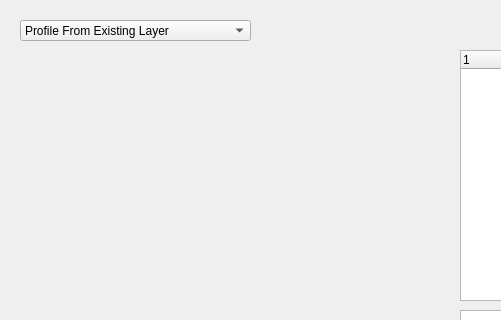
First picture: the form in profile/profileViewer.ui, repository sythenA/SRH2D-TEC-Viewer, before the edit; both pictures show x 0 to 501 and y 0 to 320 of the 799 by 519 pixel window.
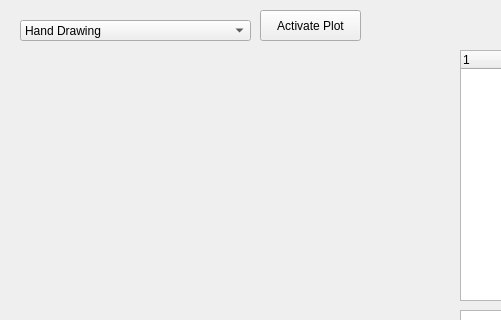
Second picture: the form after the edit.

```diff
--- a/profile/profileViewer.ui
+++ b/profile/profileViewer.ui
@@ -24,7 +24,7 @@
    </property>
    <item>
     <property name="text">
-     <string>Profile From Existing Layer</string>
+     <string>Hand Drawing</string>
     </property>
    </item>
    <item>
@@ -119,6 +119,19 @@
     </item>
    </layout>
   </widget>
+  <widget class="QPushButton" name="reActivateBtn">
+   <property name="geometry">
+    <rect>
+     <x>260</x>
+     <y>10</y>
+     <width>101</width>
+     <height>31</height>
+    </rect>
+   </property>
+   <property name="text">
+    <string>Activate Plot</string>
+   </property>
+  </widget>
  </widget>
  <resources/>
  <connections/>
```
Left out of the diff: 2 changed lines with no effect on the pictures.
